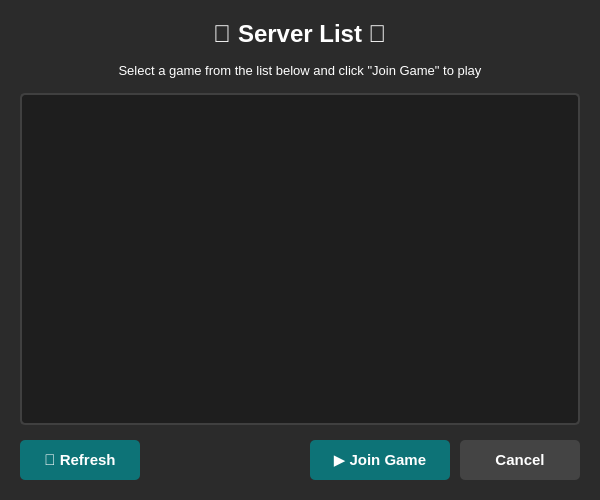
Above: client_ui/ui/JoinGameWindow.ui from Nacho4321/tp-TallerDeProgramacion-grupo5 before the change. Below: the same form after it.
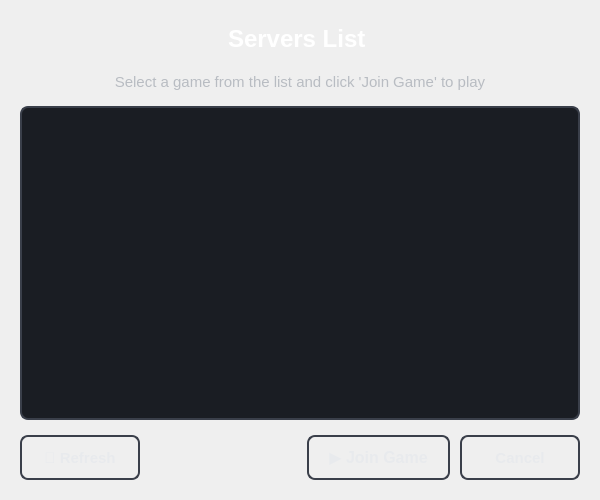
That is the form after the change.

```diff
--- a/client_ui/ui/JoinGameWindow.ui
+++ b/client_ui/ui/JoinGameWindow.ui
@@ -15,28 +15,46 @@
   </property>
   <property name="styleSheet">
    <string notr="true">QDialog {
-    background-color: #2b2b2b;
+    background: qlineargradient(x1:0, y1:0, x2:0, y2:1,
+                                stop:0 #1a1d23, stop:1 #0f1114);
 }
 
 QLabel {
-    color: #ffffff;
+    color: #e8eaed;
+    font-size: 11pt;
 }
 
-QListWidget {
-    background-color: #1e1e1e;
+QLabel#titleLabel {
     color: #ffffff;
-    border: 2px solid #404040;
-    border-radius: 5px;
+    font-size: 18pt;
+    font-weight: bold;
     padding: 5px;
 }
 
+QLabel#instructionLabel {
+    color: #b8bcc2;
+}
+
+QListWidget {
+    background-color: #1a1d23;
+    color: #e8eaed;
+    border: 2px solid #3a3f4a;
+    border-radius: 8px;
+    padding: 8px;
+    font-size: 11pt;
+}
+
 QListWidget::item {
-    padding: 10px;
-    border-radius: 3px;
+    padding: 12px;
+    border-radius: 5px;
+    margin: 2px 0px;
 }
 
 QListWidget::item:selected {
-    background-color: #0d7377;
+    background: qlineargradient(x1:0, y1:0, x2:1, y2:0,
+                                stop:0 #0d7377, stop:1 #14a5a5);
+    color: #ffffff;
+    font-weight: 600;
 }
 
 QListWidget::item:hover {
@@ -44,12 +62,14 @@
 }
 
 QPushButton {
-    background-color: #0d7377;
-    color: white;
-    border: none;
-    border-radius: 5px;
-    padding: 10px;
-    font-weight: bold;
+    background: qlineargradient(x1:0, y1:0, x2:0, y2:1,
+                                stop:0 #2d3139, stop:1 #23262e);
+    color: #e8eaed;
+    border: 2px solid #3a3f4a;
+    border-radius: 8px;
+    padding: 10px 20px;
+    font-weight: 600;
+    font-size: 11pt;
 }
 
 QPushButton:hover {
@@ -61,8 +81,31 @@
 }
 
 QPushButton:disabled {
-    background-color: #404040;
-    color: #808080;
+    background-color: #23262e;
+    color: #5a5e66;
+    border: 2px solid #2a2d36;
+}
+
+QPushButton#joinButton {
+    background: qlineargradient(x1:0, y1:0, x2:0, y2:1,
+                                stop:0 #0d7377, stop:1 #0a5a5e);
+    font-weight: bold;
+    font-size: 12pt;
+}
+
+QPushButton#joinButton:hover {
+    background: qlineargradient(x1:0, y1:0, x2:0, y2:1,
+                                stop:0 #14a5a5, stop:1 #0d7377);
+}
+
+QPushButton#cancelButton {
+    background: qlineargradient(x1:0, y1:0, x2:0, y2:1,
+                                stop:0 #444444, stop:1 #333333);
+}
+
+QPushButton#cancelButton:hover {
+    background: qlineargradient(x1:0, y1:0, x2:0, y2:1,
+                                stop:0 #555555, stop:1 #444444);
 }</string>
   </property>
   <layout class="QVBoxLayout" name="verticalLayout">
@@ -84,7 +127,7 @@
    <item>
     <widget class="QLabel" name="titleLabel">
      <property name="text">
-      <string>🏁 Server List 🏁</string>
+      <string>Servers List </string>
      </property>
      <property name="alignment">
       <set>Qt::AlignCenter</set>
@@ -101,7 +144,7 @@
    <item>
     <widget class="QLabel" name="instructionLabel">
      <property name="text">
-      <string>Select a game from the list below and click "Join Game" to play</string>
+      <string>Select a game from the list and click 'Join Game' to play</string>
      </property>
      <property name="alignment">
       <set>Qt::AlignCenter</set>
@@ -147,12 +190,13 @@
        <property name="minimumSize">
         <size>
          <width>120</width>
-         <height>40</height>
+         <height>45</height>
         </size>
        </property>
        <property name="font">
         <font>
          <pointsize>11</pointsize>
+         <weight>50</weight>
         </font>
        </property>
       </widget>
@@ -181,12 +225,12 @@
        <property name="minimumSize">
         <size>
          <width>140</width>
-         <height>40</height>
+         <height>45</height>
         </size>
        </property>
        <property name="font">
         <font>
-         <pointsize>11</pointsize>
+         <pointsize>12</pointsize>
          <weight>75</weight>
          <bold>true</bold>
         </font>
@@ -201,21 +245,11 @@
        <property name="minimumSize">
         <size>
          <width>120</width>
-         <height>40</height>
+         <height>45</height>
         </size>
        </property>
-       <property name="styleSheet">
-        <string notr="true">QPushButton {
-    background-color: #444444;
-}
-
-QPushButton:hover {
-    background-color: #555555;
-}
-
-QPushButton:pressed {
-    background-color: #333333;
-}</string>
+       <property name="cursor">
+        <cursorShape>PointingHandCursor</cursorShape>
        </property>
        <property name="font">
         <font>
```
Left out of the diff: 17 changed lines with no effect on the pictures.
